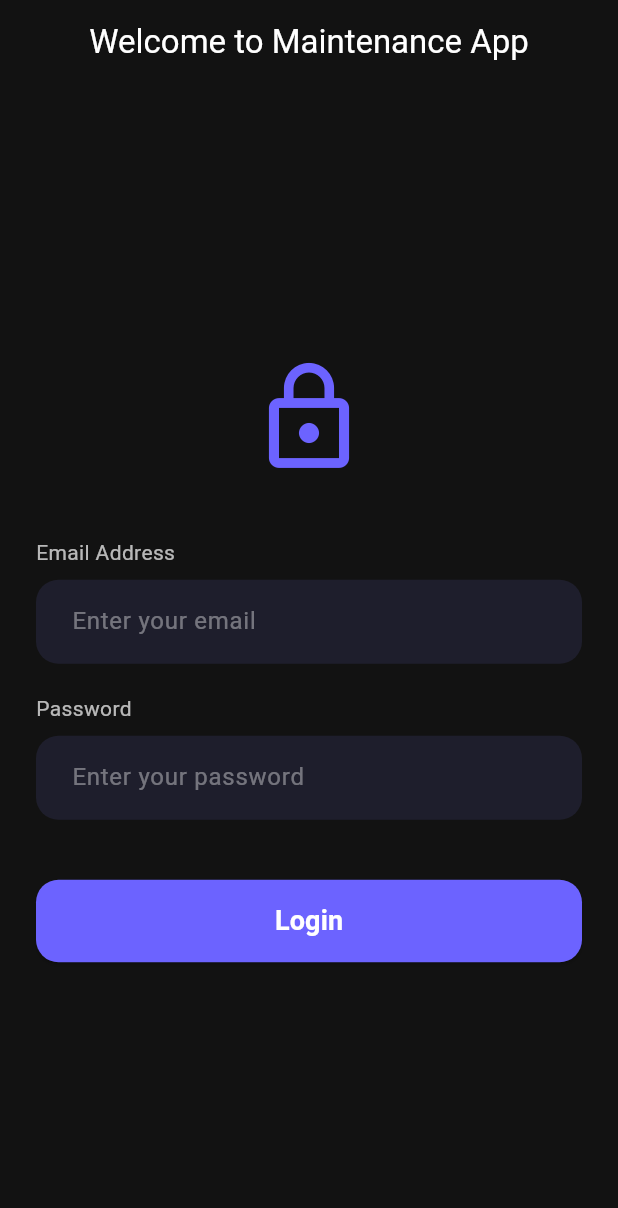
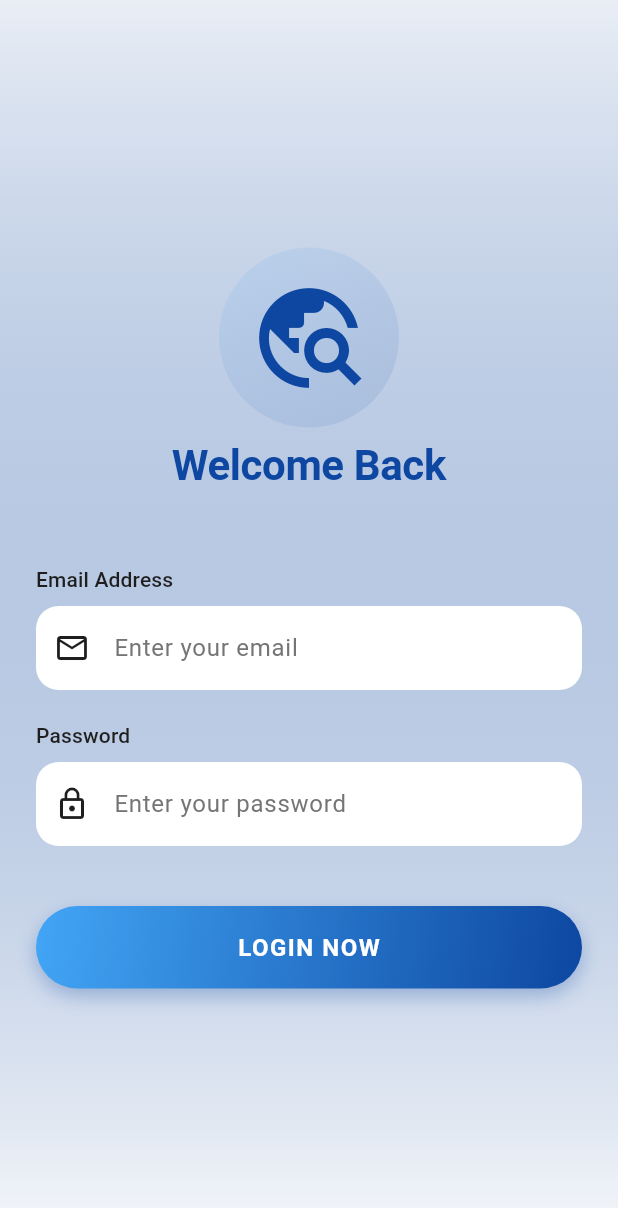
Before and after one commit to dushansineth-design/maintenanceapp, a Flutter app: the screen it shows after launch, on a phone screen of 412 x 824 dp. Shown: the top 1208 px of the screen. Run offline on Flutter 3.47's test engine with Material 3 defaults, Android fonts, the phone set to English and light mode, and no system bars; our stand-ins replace cloud_firestore, shared_preferences; accounts and stored records are empty.

Commit message:
feat: Implement core application structure, user authentication, issue reporting, and theme.

```diff
--- a/lib/main.dart
+++ b/lib/main.dart
@@ -3,6 +3,7 @@ import 'package:shared_preferences/shared_preferences.dart';
 import 'models/citizen.dart';
 import 'screens/login_page.dart';
 import 'screens/home_page.dart';
+import 'theme/app_theme.dart';
 
 void main() async {
   // 1. Setup Flutter engine
@@ -43,7 +44,8 @@ class MyApp extends StatelessWidget {
     return MaterialApp(
       debugShowCheckedModeBanner: false,
       title: 'Maintenance App',
-      home: startScreen, // <--- Opens the correct page automatically
+      theme: AppTheme.lightTheme, // <--- New Theme Applied
+      home: startScreen,
     );
   }
 }
--- a/lib/screens/login_page.dart
+++ b/lib/screens/login_page.dart
@@ -1,5 +1,6 @@
 import 'package:flutter/material.dart';
 import 'package:shared_preferences/shared_preferences.dart';
+import '../theme/app_theme.dart';
 import 'home_page.dart';
 import '../models/citizen.dart';
 
@@ -10,14 +11,37 @@ class LoginPage extends StatefulWidget {
   State<LoginPage> createState() => _LoginPageState();
 }
 
-class _LoginPageState extends State<LoginPage> {
+class _LoginPageState extends State<LoginPage> with SingleTickerProviderStateMixin {
   final _emailController = TextEditingController();
   final _passwordController = TextEditingController();
 
-  // Define the Palette Colors locally for easy use
-  final Color bgBlack = const Color(0xFF121212);
-  final Color bgSurface = const Color(0xFF1E1E2C);
-  final Color accentPurple = const Color(0xFF6C63FF);
+  late AnimationController _controller;
+  late Animation<double> _fadeAnimation;
+  late Animation<Offset> _slideAnimation;
+
+  @override
+  void initState() {
+    super.initState();
+    _controller = AnimationController(
+      vsync: this,
+      duration: const Duration(seconds: 1, milliseconds: 500),
+    );
+
+    _fadeAnimation = CurvedAnimation(parent: _controller, curve: Curves.easeOut);
+
+    _slideAnimation = Tween<Offset>(
+      begin: const Offset(0, 0.5),
+      end: Offset.zero,
+    ).animate(CurvedAnimation(parent: _controller, curve: Curves.easeOutCubic));
+
+    _controller.forward();
+  }
+
+  @override
+  void dispose() {
+    _controller.dispose();
+    super.dispose();
+  }
 
   void _login() async {
     String email = _emailController.text;
@@ -47,7 +71,7 @@ class _LoginPageState extends State<LoginPage> {
         ScaffoldMessenger.of(context).showSnackBar(
           SnackBar(
             content: const Text("Invalid: dushan@gmail.com / 1234"),
-            backgroundColor: Colors.redAccent,
+            backgroundColor: Theme.of(context).colorScheme.error,
           ),
         );
       }
@@ -57,83 +81,114 @@ class _LoginPageState extends State<LoginPage> {
   @override
   Widget build(BuildContext context) {
     return Scaffold(
-      backgroundColor: bgBlack, // Dark Background
-      appBar: AppBar(
-        title: const Text("Welcome to Maintenance App", style: TextStyle(color: Colors.white)),
-        backgroundColor: Colors.transparent, // Transparent AppBar
-        elevation: 0,
-        centerTitle: true,
+      // Gradient Background (Mesh-like)
+      body: Container(
+        decoration: BoxDecoration(
+          gradient: LinearGradient(
+            begin: Alignment.topCenter,
+            end: Alignment.bottomCenter,
+            colors: [
+              Theme.of(context).primaryColor.withOpacity(0.05),
+              Theme.of(context).scaffoldBackgroundColor,
+            ],
           ),
-      body: Padding(
+        ),
+        child: Center(
+          child: SingleChildScrollView(
             padding: const EdgeInsets.all(24.0),
+            child: FadeTransition(
+              opacity: _fadeAnimation,
+              child: SlideTransition(
+                position: _slideAnimation,
                 child: Column(
                   mainAxisAlignment: MainAxisAlignment.center,
                   crossAxisAlignment: CrossAxisAlignment.start,
                   children: [
-            const Center(
-              child: Icon(Icons.lock_outline, size: 80, color: Color(0xFF6C63FF)),
+                    Center(
+                      child: Container(
+                        padding: const EdgeInsets.all(20),
+                        decoration: BoxDecoration(
+                          shape: BoxShape.circle,
+                          gradient: AppTheme.primaryGradient.scale(0.1),
                         ),
-            const SizedBox(height: 40),
+                        child: Icon(
+                          Icons.travel_explore, // Travel icon
+                          size: 80,
+                          color: Theme.of(context).primaryColor
+                        ),
+                      ),
+                    ),
+                    const SizedBox(height: 10),
+                    Center(
+                      child: Text(
+                        "Welcome Back",
+                        style: Theme.of(context).textTheme.displayLarge?.copyWith(
+                          color: Theme.of(context).primaryColor,
+                          fontSize: 28,
+                        ),
+                      ),
+                    ),
+                    const SizedBox(height: 50),
 
                     // Email Field
-            const Text("Email Address", style: TextStyle(color: Colors.white70)),
+                    Text("Email Address", style: Theme.of(context).textTheme.titleSmall),
                     const SizedBox(height: 8),
                     TextField(
                       controller: _emailController,
-              style: const TextStyle(color: Colors.white),
-              decoration: _inputDecoration("Enter your email"),
+                      decoration: const InputDecoration(
+                        hintText: "Enter your email",
+                        prefixIcon: Icon(Icons.email_outlined),
+                      ),
                     ),
 
                     const SizedBox(height: 20),
 
                     // Password Field
-            const Text("Password", style: TextStyle(color: Colors.white70)),
+                    Text("Password", style: Theme.of(context).textTheme.titleSmall),
                     const SizedBox(height: 8),
                     TextField(
                       controller: _passwordController,
                       obscureText: true,
-              style: const TextStyle(color: Colors.white),
-              decoration: _inputDecoration("Enter your password"),
+                      decoration: const InputDecoration(
+                        hintText: "Enter your password",
+                        prefixIcon: Icon(Icons.lock_outline),
+                      ),
                     ),
 
                     const SizedBox(height: 40),
 
-            // Login Button
-            SizedBox(
+                    // Gradient Login Button
+                    Container(
                       width: double.infinity,
                       height: 55,
+                      decoration: BoxDecoration(
+                        gradient: AppTheme.primaryGradient,
+                        borderRadius: BorderRadius.circular(30),
+                        boxShadow: [
+                          BoxShadow(
+                            color: Theme.of(context).primaryColor.withOpacity(0.3),
+                            blurRadius: 10,
+                            offset: const Offset(0, 5),
+                          ),
+                        ],
+                      ),
                       child: ElevatedButton(
                         onPressed: _login,
                         style: ElevatedButton.styleFrom(
-                  backgroundColor: accentPurple, // Purple Button
-                  shape: RoundedRectangleBorder(
-                    borderRadius: BorderRadius.circular(15),
+                          backgroundColor: Colors.transparent,
+                          shadowColor: Colors.transparent,
+                          shape: RoundedRectangleBorder(borderRadius: BorderRadius.circular(30)),
                         ),
-                ),
-                child: const Text(
-                  "Login",
-                  style: TextStyle(fontSize: 18, color: Colors.white, fontWeight: FontWeight.bold)
-                ),
+                        child: const Text("LOGIN NOW"),
                       ),
                     ),
                   ],
                 ),
               ),
-    );
-  }
-
-  // Helper for Dark Input Style
-  InputDecoration _inputDecoration(String hint) {
-    return InputDecoration(
-      filled: true,
-      fillColor: bgSurface, // Dark Grey Input Background
-      hintText: hint,
-      hintStyle: const TextStyle(color: Colors.white38),
-      border: OutlineInputBorder(
-        borderRadius: BorderRadius.circular(15),
-        borderSide: BorderSide.none,
             ),
-      contentPadding: const EdgeInsets.symmetric(horizontal: 20, vertical: 16),
+          ),
+        ),
+      ),
     );
   }
 }
--- /dev/null
+++ b/lib/theme/app_theme.dart
@@ -0,0 +1,107 @@
+import 'package:flutter/material.dart';
+
+class AppTheme {
+  // --- Blue & White "Travel/Modern" Palette ---
+  // Primary Blue
+  static const Color primaryBlue = Color(0xFF0D47A1);
+
+  // Secondary / Gradient End
+  static const Color blueAccent = Color(0xFF42A5F5);
+
+  // Background Colors
+  static const Color bgLight = Color(0xFFF5F7FA); // Light Grey/Blue
+  static const Color surfaceWhite = Colors.white;
+
+  // Text Colors
+  static const Color textBlack = Color(0xFF1E1E1E);
+  static const Color textGrey = Color(0xFF757575);
+
+  // Success/Error
+  static const Color successGreen = Color(0xFF00C853);
+  static const Color errorRed = Color(0xFFD32F2F);
+
+  // --- Gradients ---
+  static const LinearGradient primaryGradient = LinearGradient(
+    colors: [blueAccent, primaryBlue],
+    begin: Alignment.topLeft,
+    end: Alignment.bottomRight,
+  );
+
+  static ThemeData get lightTheme {
+    return ThemeData(
+      useMaterial3: true,
+      brightness: Brightness.light,
+      primaryColor: primaryBlue,
+      scaffoldBackgroundColor: bgLight,
+      colorScheme: const ColorScheme.light(
+        primary: primaryBlue,
+        secondary: blueAccent,
+        surface: surfaceWhite,
+        onPrimary: Colors.white,
+        onSecondary: Colors.white,
+        onSurface: textBlack,
+        error: errorRed,
+      ),
+
+      // AppBar Theme
+      appBarTheme: const AppBarTheme(
+        backgroundColor: Colors.transparent,
+        elevation: 0,
+        centerTitle: true,
+        iconTheme: IconThemeData(color: textBlack),
+        titleTextStyle: TextStyle(
+          color: textBlack,
+          fontSize: 20,
+          fontWeight: FontWeight.bold
+        ),
+      ),
+
+      // Input Decoration Theme
+      inputDecorationTheme: InputDecorationTheme(
+        filled: true,
+        fillColor: surfaceWhite,
+        hintStyle: const TextStyle(color: textGrey),
+        contentPadding: const EdgeInsets.symmetric(horizontal: 20, vertical: 16),
+        border: OutlineInputBorder(
+          borderRadius: BorderRadius.circular(15),
+          borderSide: BorderSide.none,
+        ),
+        enabledBorder: OutlineInputBorder(
+          borderRadius: BorderRadius.circular(15),
+          borderSide: BorderSide.none,
+        ),
+        focusedBorder: OutlineInputBorder(
+          borderRadius: BorderRadius.circular(15),
+          borderSide: const BorderSide(color: primaryBlue, width: 1.5),
+        ),
+      ),
+
+      // Elevated Button Theme
+      elevatedButtonTheme: ElevatedButtonThemeData(
+        style: ElevatedButton.styleFrom(
+          backgroundColor: primaryBlue,
+          foregroundColor: Colors.white,
+          elevation: 4,
+          shadowColor: primaryBlue.withOpacity(0.4),
+          shape: RoundedRectangleBorder(
+            borderRadius: BorderRadius.circular(30), // Pill shape for modern look
+          ),
+          padding: const EdgeInsets.symmetric(vertical: 16),
+          textStyle: const TextStyle(
+            fontSize: 16,
+            fontWeight: FontWeight.bold,
+            letterSpacing: 1.0,
+          ),
+        ),
+      ),
+
+      // Text Theme
+      textTheme: const TextTheme(
+        displayLarge: TextStyle(color: textBlack, fontWeight: FontWeight.bold),
+        titleLarge: TextStyle(color: textBlack, fontWeight: FontWeight.bold),
+        bodyLarge: TextStyle(color: textBlack),
+        bodyMedium: TextStyle(color: textGrey),
+      ),
+    );
+  }
+}
```
Also changed, not shown: lib/screens/edit_report_screen.dart (+12 -29 lines), lib/screens/home_page.dart (+84 -69 lines), lib/screens/report_history_screen.dart (+12 -28 lines). Lines whose indentation alone changed are shown as unchanged.
